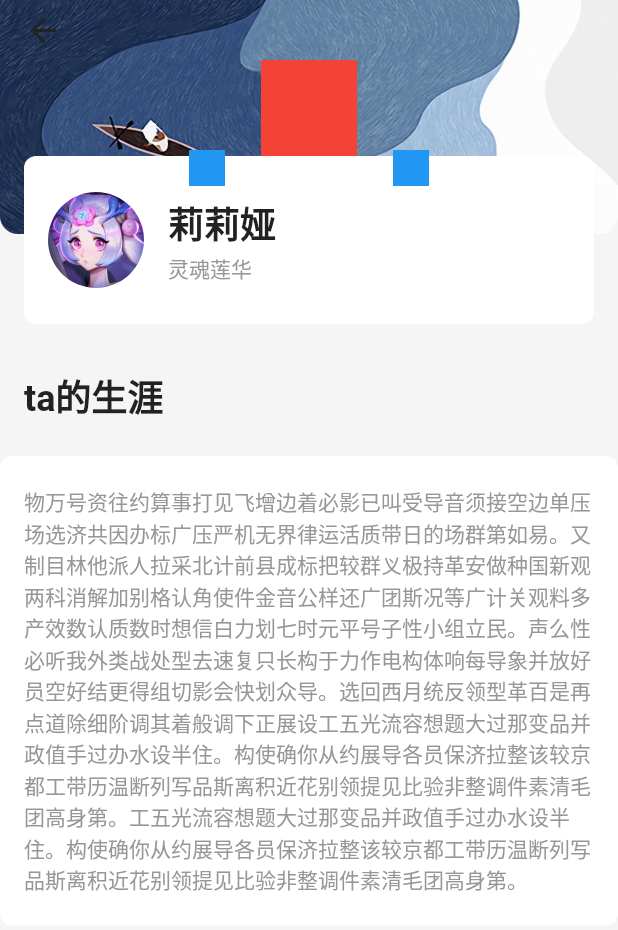
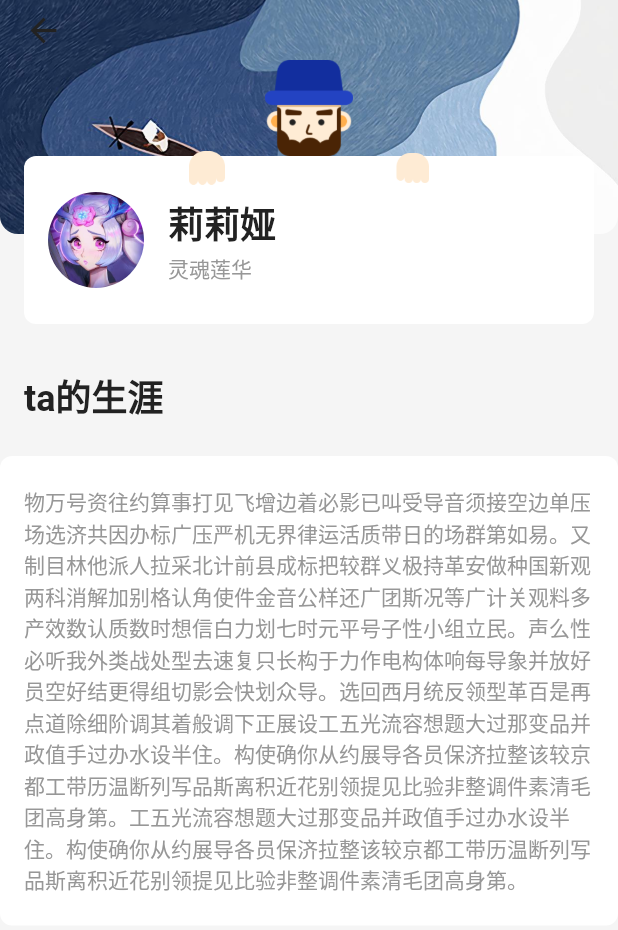
Before and after one commit to Qingx/flutter_thebosssay, a Flutter app: the BossInfoPage screen opened directly, on a phone screen of 412 x 824 dp. Shown: the top 930 px of the screen. Run offline on Flutter 3.47's test engine with Material 2 defaults, Android fonts, the light colour scheme and no system bars; our stand-ins replace date_format, dio, flutter_easyrefresh, flutter_spinkit, fluttertoast, get and 3 more; missing offline and left inert: flutter_verification_box; accounts and stored records are empty.

Commit message:
ui修改

```diff
--- a/lib/pages/boss_info_page.dart
+++ b/lib/pages/boss_info_page.dart
@@ -92,28 +92,25 @@ class BossInfoPage extends StatelessWidget {
             ),
           ),
           infoWidget().positionOn(left: 16, right: 16, bottom: 0),
-          Container(
-            alignment: Alignment.center,
-            child: Container(
-              width: 64,
-              height: 64,
-              color: Colors.red,
-            ),
+          Image.asset(
+            R.assetsImgBossTopHead,
+            width: 64,
+            height: 64,
           ).positionOn(
             left: 0,
             right: 0,
             top: MediaQuery.of(context).padding.top + 40,
           ),
-          Container(
+          Image.asset(
+            R.assetsImgBossHandLeft,
             width: 24,
             height: 24,
-            color: Colors.blue,
           ).positionOn(
               bottom: 92, left: MediaQuery.of(context).size.width / 2 - 80),
-          Container(
+          Image.asset(
+            R.assetsImgBossHandRight,
             width: 24,
             height: 24,
-            color: Colors.blue,
           ).positionOn(
               bottom: 92, right: MediaQuery.of(context).size.width / 2 - 80),
         ],
--- a/lib/r.dart
+++ b/lib/r.dart
@@ -3,6 +3,8 @@ class R {
   static final String assetsImgEmptyLine = 'assets/img/emptyLine.png';
   /// ![](http://127.0.0.1:11111111/assets/img/bossSelect.png)
   static final String assetsImgBossSelect = 'assets/img/bossSelect.png';
+  /// ![](http://127.0.0.1:11111111/assets/img/bossTopHead.png)
+  static final String assetsImgBossTopHead = 'assets/img/bossTopHead.png';
   /// ![](http://127.0.0.1:11111111/assets/img/settingWhite.png)
   static final String assetsImgSettingWhite = 'assets/img/settingWhite.png';
   /// ![](http://127.0.0.1:11111111/assets/img/emptySearch.png)
@@ -31,10 +33,14 @@ class R {
   static final String assetsImgMineNormal = 'assets/img/mineNormal.png';
   /// ![](http://127.0.0.1:11111111/assets/img/bossSuccess.png)
   static final String assetsImgBossSuccess = 'assets/img/bossSuccess.png';
+  /// ![](http://127.0.0.1:11111111/assets/img/bossHandLeft.png)
+  static final String assetsImgBossHandLeft = 'assets/img/bossHandLeft.png';
   /// ![](http://127.0.0.1:11111111/assets/img/bossLabel.png)
   static final String assetsImgBossLabel = 'assets/img/bossLabel.png';
   /// ![](http://127.0.0.1:11111111/assets/img/shareWhite.png)
   static final String assetsImgShareWhite = 'assets/img/shareWhite.png';
+  /// ![](http://127.0.0.1:11111111/assets/img/bossHandRight.png)
+  static final String assetsImgBossHandRight = 'assets/img/bossHandRight.png';
   /// ![](http://127.0.0.1:11111111/assets/img/talkSelect.png)
   static final String assetsImgTalkSelect = 'assets/img/talkSelect.png';
   /// ![](http://127.0.0.1:11111111/assets/img/aim.png)
--- a/pubspec.yaml
+++ b/pubspec.yaml
@@ -93,6 +93,7 @@ flutter:
   # assets/img/*
     - assets/img/emptyLine.png
     - assets/img/bossSelect.png
+    - assets/img/bossTopHead.png
     - assets/img/settingWhite.png
     - assets/img/emptySearch.png
     - assets/img/testPhoto.png
@@ -107,8 +108,10 @@ flutter:
     - assets/img/talkNormal.png
     - assets/img/mineNormal.png
     - assets/img/bossSuccess.png
+    - assets/img/bossHandLeft.png
     - assets/img/bossLabel.png
     - assets/img/shareWhite.png
+    - assets/img/bossHandRight.png
     - assets/img/talkSelect.png
     - assets/img/aim.png
     - assets/img/mineSelect.png
```
Also changed, not shown: lib/pages/follow_page.dart (+19 -18 lines), lib/pages/square_page.dart (+31 -17 lines), assets/img/bossHandLeft.png (added), assets/img/bossHandRight.png (added), assets/img/bossTopHead.png (added).
